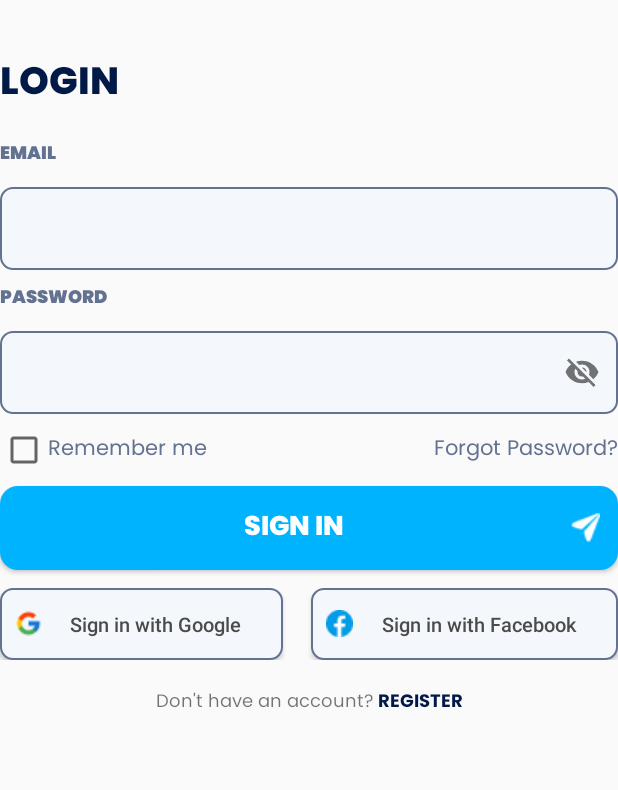
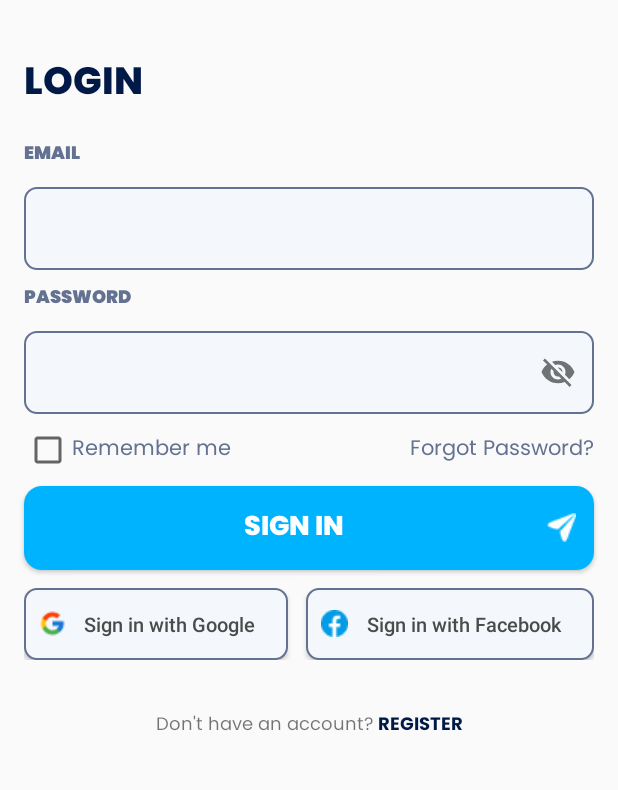
Before and after one commit to irishmicoletcando/h2gether-mobile-app, an Android app: the screen it shows after launch (MainActivity), on a phone screen of 412 x 824 dp, the part 215-1005 px from its top. Run offline under Robolectric (Android 15) with nearby library versions, the phone set to English and light mode, and no system bars; our stand-ins replace Firebase (no records; nobody signed in at launch, a user with empty details on screens opened directly).

Commit message:
Fix margin of elements in login page

```diff
--- a/app/src/main/res/layout/activity_main.xml
+++ b/app/src/main/res/layout/activity_main.xml
@@ -60,6 +60,7 @@
         android:text="LOGIN"
         android:textColor="#011947"
         android:textSize="25sp"
+        style="@style/MarginStyle"
         app:layout_constraintStart_toStartOf="parent"
         app:layout_constraintTop_toBottomOf="@+id/ll_h2gether_logo_heading_group" />
 
@@ -73,6 +74,7 @@
         android:text="EMAIL"
         android:textColor="#637291"
         android:textSize="12sp"
+        style="@style/MarginStyle"
         app:layout_constraintStart_toStartOf="parent"
         app:layout_constraintTop_toBottomOf="@+id/tv_login_heading" />
 
@@ -80,6 +82,7 @@
         android:id="@+id/til_input_email"
         android:layout_width="match_parent"
         android:layout_height="wrap_content"
+        style="@style/MarginStyle"
         app:layout_constraintEnd_toEndOf="@id/guideline2"
         app:layout_constraintStart_toStartOf="@id/guideline1"
         app:layout_constraintTop_toBottomOf="@+id/tv_email_heading">
@@ -104,6 +107,7 @@
         android:text="PASSWORD"
         android:textColor="#637291"
         android:textSize="12sp"
+        style="@style/MarginStyle"
         app:layout_constraintStart_toStartOf="parent"
         app:layout_constraintTop_toBottomOf="@+id/til_input_email" />
 
@@ -111,6 +115,7 @@
         android:id="@+id/til_input_password"
         android:layout_width="match_parent"
         android:layout_height="wrap_content"
+        style="@style/MarginStyle"
         app:layout_constraintEnd_toEndOf="@id/guideline2"
         app:layout_constraintStart_toStartOf="@id/guideline1"
         app:layout_constraintTop_toBottomOf="@+id/tv_password_heading"
@@ -131,6 +136,7 @@
         android:layout_width="match_parent"
         android:layout_height="wrap_content"
         android:orientation="horizontal"
+        style="@style/MarginStyle"
         app:layout_constraintEnd_toEndOf="@id/guideline2"
         app:layout_constraintStart_toStartOf="@id/guideline1"
         app:layout_constraintTop_toBottomOf="@+id/til_input_password">
@@ -172,6 +178,7 @@
         android:text="SIGN IN"
         android:textColor="#FFFFFF"
         android:textSize="18sp"
+        style="@style/MarginStyle"
         app:layout_constraintTop_toBottomOf="@+id/ll_remember_forgot_password_group"
         tools:layout_editor_absoluteX="0dp" />
 
@@ -181,6 +188,7 @@
         android:layout_height="wrap_content"
         android:layout_marginTop="12dp"
         android:orientation="horizontal"
+        style="@style/MarginStyle"
         app:layout_constraintEnd_toEndOf="@id/guideline2"
         app:layout_constraintStart_toStartOf="@id/guideline1"
         app:layout_constraintTop_toBottomOf="@+id/btn_signin">
@@ -225,11 +233,10 @@
         android:layout_height="wrap_content"
         android:orientation="horizontal"
         app:layout_constraintBottom_toBottomOf="parent"
-        app:layout_constraintEnd_toEndOf="parent"
-        app:layout_constraintHorizontal_bias="0.503"
-        app:layout_constraintStart_toStartOf="parent"
+        app:layout_constraintEnd_toEndOf="@id/guideline2"
+        app:layout_constraintStart_toStartOf="@id/guideline1"
         app:layout_constraintTop_toBottomOf="@+id/ll_login_social_media_group"
-        app:layout_constraintVertical_bias="0.082">
+        app:layout_constraintVertical_bias="0.15">
 
         <!-- Don't have an account text-->
         <TextView
```
